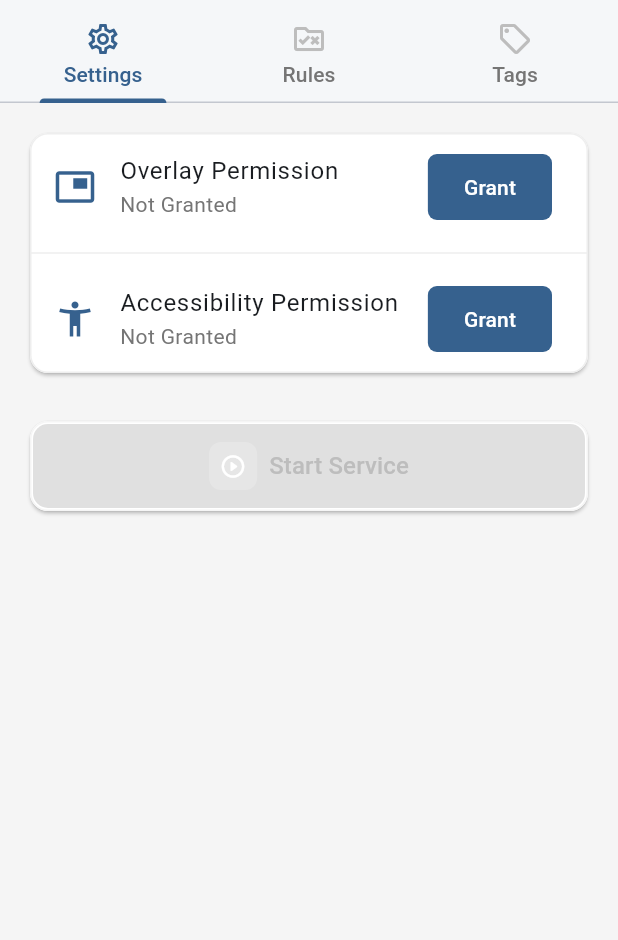
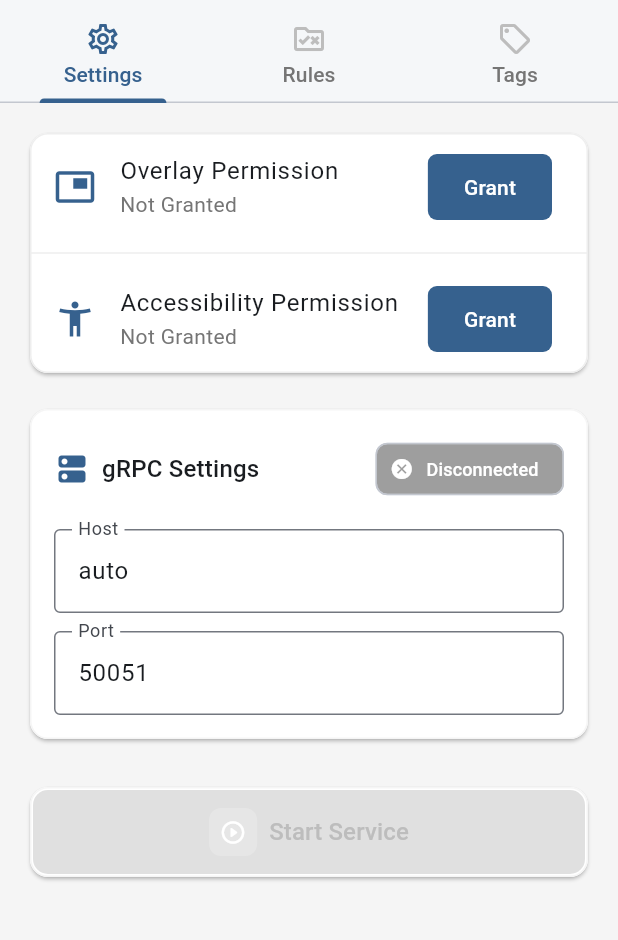
Before and after one commit to Zsbyqx20/AWAttackerApplier, a Flutter app: the screen it shows after launch, on a phone screen of 412 x 824 dp, the part 53-993 px from its top. Run offline on Flutter 3.47's test engine with Material 3 defaults, Android fonts, the light colour scheme and no system bars; our stand-ins replace shared_preferences; missing offline and left inert: flutter_background_service, grpc; generated files the repository leaves out were written again.

Commit message:
feat: enhance gRPC configuration and UI integration
- Added new localization strings for gRPC settings, host, port, and connection status in both English and Chinese.
- Implemented UI components in the server configuration page to allow users to input and manage gRPC host and port settings.
- Introduced connection status indicators to provide real-time feedback on gRPC connection states (connected, disconnected, connecting, disconnecting).
- Updated ConnectionProvider to manage gRPC host and port configurations, including validation for port input.
- Improved overall user experience by ensuring accessibility and responsiveness in the gRPC configuration interface.

```diff
--- a/lib/l10n/app_en.arb
+++ b/lib/l10n/app_en.arb
@@ -559,5 +559,41 @@
     "grpcConnectionError": "Failed to connect to gRPC server",
     "@grpcConnectionError": {
         "description": "Error message for gRPC connection error"
+    },
+    "grpcSettings": "gRPC Settings",
+    "@grpcSettings": {
+        "description": "Title for gRPC settings"
+    },
+    "grpcHost": "Host",
+    "@grpcHost": {
+        "description": "Label for gRPC host field"
+    },
+    "grpcPort": "Port",
+    "@grpcPort": {
+        "description": "Label for gRPC port field"
+    },
+    "grpcConnectionStatus": "Connection Status",
+    "@grpcConnectionStatus": {
+        "description": "Label for gRPC connection status"
+    },
+    "grpcConnected": "Connected",
+    "@grpcConnected": {
+        "description": "Text for gRPC connected status"
+    },
+    "grpcDisconnected": "Disconnected",
+    "@grpcDisconnected": {
+        "description": "Text for gRPC disconnected status"
+    },
+    "grpcConnecting": "Connecting",
+    "@grpcConnecting": {
+        "description": "Text for gRPC connecting status"
+    },
+    "grpcDisconnecting": "Disconnecting",
+    "@grpcDisconnecting": {
+        "description": "Text for gRPC disconnecting status"
+    },
+    "grpcInvalidPort": "Invalid port number",
+    "@grpcInvalidPort": {
+        "description": "Error message for gRPC invalid port"
     }
 }
--- a/lib/l10n/app_zh.arb
+++ b/lib/l10n/app_zh.arb
@@ -553,5 +553,41 @@
                 "example": "5"
             }
         }
+    },
+    "grpcSettings": "gRPC 设置",
+    "@grpcSettings": {
+        "description": "Title for gRPC settings"
+    },
+    "grpcHost": "主机地址",
+    "@grpcHost": {
+        "description": "Label for gRPC host field"
+    },
+    "grpcPort": "端口号",
+    "@grpcPort": {
+        "description": "Label for gRPC port field"
+    },
+    "grpcConnectionStatus": "连接状态",
+    "@grpcConnectionStatus": {
+        "description": "Label for gRPC connection status"
+    },
+    "grpcConnected": "已连接",
+    "@grpcConnected": {
+        "description": "Text for gRPC connected status"
+    },
+    "grpcDisconnected": "未连接",
+    "@grpcDisconnected": {
+        "description": "Text for gRPC disconnected status"
+    },
+    "grpcConnecting": "连接中",
+    "@grpcConnecting": {
+        "description": "Text for gRPC connecting status"
+    },
+    "grpcDisconnecting": "断开中",
+    "@grpcDisconnecting": {
+        "description": "Text for gRPC disconnecting status"
+    },
+    "grpcInvalidPort": "无效的端口号",
+    "@grpcInvalidPort": {
+        "description": "Error message for gRPC invalid port"
     }
 }
--- a/lib/pages/server_config_page.dart
+++ b/lib/pages/server_config_page.dart
@@ -32,12 +32,19 @@ class _ServerConfigPageState extends State<ServerConfigPage>
   bool _hasAccessibilityPermission = false;
   bool _isStartingService = false;
 
+  final _hostController = TextEditingController(text: 'auto');
+  final _portController = TextEditingController(text: '50051');
+
   @override
   void initState() {
     super.initState();
     WidgetsBinding.instance.addObserver(this);
     _checkPermissions();
     _setupPermissionListener();
+
+    final provider = context.read<ConnectionProvider>();
+    _hostController.text = provider.grpcHost;
+    _portController.text = provider.grpcPort.toString();
   }
 
   void _setupPermissionListener() {
@@ -64,6 +71,8 @@ class _ServerConfigPageState extends State<ServerConfigPage>
 
   @override
   void dispose() {
+    _hostController.dispose();
+    _portController.dispose();
     WidgetsBinding.instance.removeObserver(this);
     super.dispose();
   }
@@ -209,6 +218,132 @@ class _ServerConfigPageState extends State<ServerConfigPage>
     }
   }
 
+  Widget _buildGrpcConfigCard(ConnectionProvider provider) {
+    final l10n = AppLocalizations.of(context)!;
+    final isServiceRunning = provider.isServiceRunning;
+    final connectionStatus = provider.status;
+
+    return Card(
+      elevation: 1,
+      color: Colors.white,
+      shape: RoundedRectangleBorder(
+        borderRadius: BorderRadius.circular(12),
+        side: BorderSide(
+          color: Colors.grey[100]!,
+          width: 1,
+        ),
+      ),
+      child: Padding(
+        padding: const EdgeInsets.all(16),
+        child: Column(
+          crossAxisAlignment: CrossAxisAlignment.start,
+          children: [
+            Row(
+              children: [
+                Icon(
+                  Icons.dns_rounded,
+                  color: Theme.of(context).primaryColor,
+                ),
+                const SizedBox(width: 8),
+                Text(
+                  l10n.grpcSettings,
+                  style: Theme.of(context).textTheme.titleMedium,
+                ),
+                const Spacer(),
+                _buildConnectionStatusChip(connectionStatus, l10n),
+              ],
+            ),
+            const SizedBox(height: 16),
+            TextField(
+              controller: _hostController,
+              decoration: InputDecoration(
+                labelText: l10n.grpcHost,
+                hintText: 'auto',
+                border: const OutlineInputBorder(),
+                enabled: !isServiceRunning,
+              ),
+              onChanged: (value) => _updateGrpcConfig(provider),
+            ),
+            const SizedBox(height: 12),
+            TextField(
+              controller: _portController,
+              decoration: InputDecoration(
+                labelText: l10n.grpcPort,
+                hintText: '50051',
+                border: const OutlineInputBorder(),
+                enabled: !isServiceRunning,
+              ),
+              keyboardType: TextInputType.number,
+              inputFormatters: [FilteringTextInputFormatter.digitsOnly],
+              onChanged: (value) => _updateGrpcConfig(provider),
+            ),
+          ],
+        ),
+      ),
+    );
+  }
+
+  Widget _buildConnectionStatusChip(
+      ConnectionStatus status, AppLocalizations l10n) {
+    Color chipColor;
+    String label;
+    IconData icon;
+
+    switch (status) {
+      case ConnectionStatus.connected:
+        chipColor = Colors.green;
+        label = l10n.grpcConnected;
+        icon = Icons.check_circle;
+        break;
+      case ConnectionStatus.disconnected:
+        chipColor = Colors.grey;
+        label = l10n.grpcDisconnected;
+        icon = Icons.cancel;
+        break;
+      case ConnectionStatus.connecting:
+        chipColor = Colors.orange;
+        label = l10n.grpcConnecting;
+        icon = Icons.sync;
+        break;
+      case ConnectionStatus.disconnecting:
+        chipColor = Colors.orange;
+        label = l10n.grpcDisconnecting;
+        icon = Icons.sync;
+        break;
+    }
+
+    return Chip(
+      avatar: Icon(icon, color: Colors.white, size: 16),
+      label: Text(
+        label,
+        style: const TextStyle(color: Colors.white, fontSize: 12),
+      ),
+      backgroundColor: chipColor,
+    );
+  }
+
+  void _updateGrpcConfig(ConnectionProvider provider) {
+    if (provider.isServiceRunning) return;
+
+    final host = _hostController.text;
+    final portStr = _portController.text;
+
+    if (portStr.isEmpty) return;
+
+    final port = int.tryParse(portStr);
+    if (port == null || port <= 0 || port > 65535) {
+      ScaffoldMessenger.of(context).showSnackBar(
+        SnackBar(
+          content: Text(AppLocalizations.of(context)!.grpcInvalidPort),
+          behavior: SnackBarBehavior.floating,
+        ),
+      );
+      return;
+    }
+
+    provider.setGrpcConfig(host, port);
+  }
+
   @override
   Widget build(BuildContext context) {
     final l10n = AppLocalizations.of(context)!;
@@ -234,6 +369,8 @@ class _ServerConfigPageState extends State<ServerConfigPage>
             ],
             onRequestPermission: _requestPermission,
           ),
+          const SizedBox(height: 16),
+          _buildGrpcConfigCard(provider),
           const SizedBox(height: 24),
           Card(
             elevation: 1,
--- a/lib/providers/connection_provider.dart
+++ b/lib/providers/connection_provider.dart
@@ -40,6 +40,8 @@ class ConnectionProvider extends ChangeNotifier with BroadcastCommandHandler {
   bool _isServiceRunning = false;
   bool _isStopping = false;
   ConnectionStatus _status = ConnectionStatus.disconnected;
+  String _grpcHost = 'auto';
+  int _grpcPort = 50051;
   final RuleProvider _ruleProvider;
   final OverlayService _overlayService;
   final AccessibilityService _accessibilityService;
@@ -148,35 +150,33 @@ class ConnectionProvider extends ChangeNotifier with BroadcastCommandHandler {
       await _accessibilityService.startDetection();
       debugPrint('✅ 已开启界面检测');
 
-      // 连接gRPC服务
+      // 连接gRPC服务，使用配置的主机和端口
       try {
-        await _grpcService.connect('auto', 50051);
+        await _grpcService.connect(_grpcHost, _grpcPort);
         debugPrint('✅ 已连接gRPC服务');
       } catch (e) {
         debugPrint('❌ gRPC服务连接失败: $e');
         // 停止已启动的服务
-        _isServiceRunning = false; // 确保服务状态更新
+        _isServiceRunning = false;
         await _accessibilityService.stopDetection();
         await _overlayService.stop();
         _setStatus(ConnectionStatus.disconnected);
-        notifyListeners(); // 确保通知监听器状态变化
+        notifyListeners();
         return false;
       }
 
       _isServiceRunning = true;
       _setStatus(ConnectionStatus.connected);
-      // 启动gRPC状态监听
       _startGrpcStatusMonitor();
       notifyListeners();
       return true;
     } catch (e) {
       debugPrint('🌐 启动服务错误: $e');
-      // 确保清理所有已启动的服务
-      _isServiceRunning = false; // 确保服务状态更新
+      _isServiceRunning = false;
       await _accessibilityService.stopDetection();
       await _overlayService.stop();
       _setStatus(ConnectionStatus.disconnected);
-      notifyListeners(); // 确保通知监听器状态变化
+      notifyListeners();
       return false;
     }
   }
@@ -590,4 +590,18 @@ class ConnectionProvider extends ChangeNotifier with BroadcastCommandHandler {
       notifyListeners();
     }
   }
+
+  // 获取gRPC配置
+  String get grpcHost => _grpcHost;
+  int get grpcPort => _grpcPort;
+
+  // 设置gRPC配置
+  Future<void> setGrpcConfig(String host, int port) async {
+    if (_isServiceRunning) {
+      throw Exception('Cannot change gRPC config while service is running');
+    }
+    _grpcHost = host;
+    _grpcPort = port;
+    notifyListeners();
+  }
 }
```
